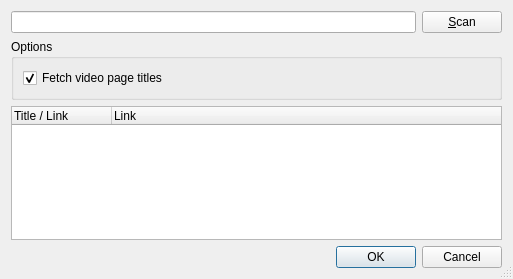
Qt form rc/scandlg.ui (guendto/abby) before a commit.
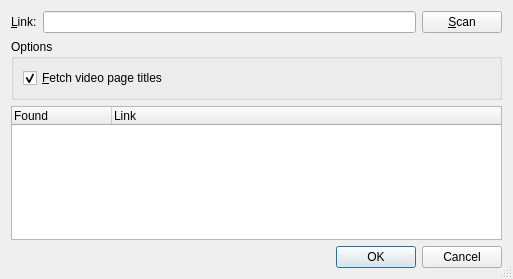
The same form after that commit. Icons and pictures are not drawn.

Commit message: Scan dialog: make minor tweaks.

Patch:
```diff
--- a/rc/scandlg.ui
+++ b/rc/scandlg.ui
@@ -26,6 +26,16 @@
   <layout class="QGridLayout" name="gridLayout" >
    <item row="0" column="0" >
     <layout class="QHBoxLayout" name="horizontalLayout" >
+     <item>
+      <widget class="QLabel" name="label" >
+       <property name="text" >
+        <string>&amp;Link:</string>
+       </property>
+       <property name="buddy" >
+        <cstring>linkEdit</cstring>
+       </property>
+      </widget>
+     </item>
      <item>
       <widget class="QLineEdit" name="linkEdit" />
      </item>
@@ -62,7 +72,7 @@
 to take more time and bandwidth. </string>
         </property>
         <property name="text" >
-         <string>Fetch video page titles</string>
+         <string>&amp;Fetch video page titles</string>
         </property>
         <property name="checked" >
          <bool>true</bool>
@@ -79,7 +89,7 @@
      </property>
      <column>
       <property name="text" >
-       <string>Title / Link</string>
+       <string>Found</string>
       </property>
      </column>
      <column>
```
